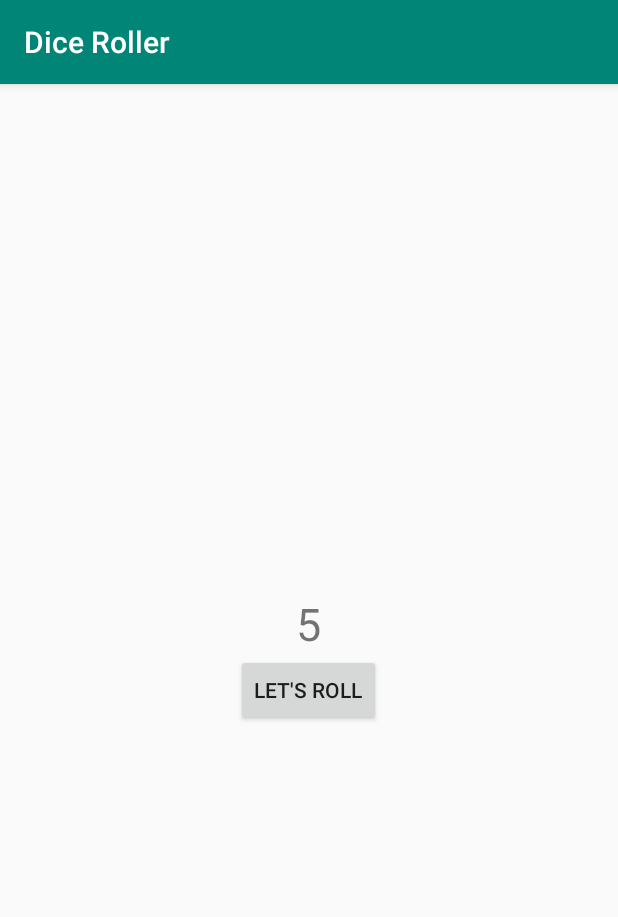
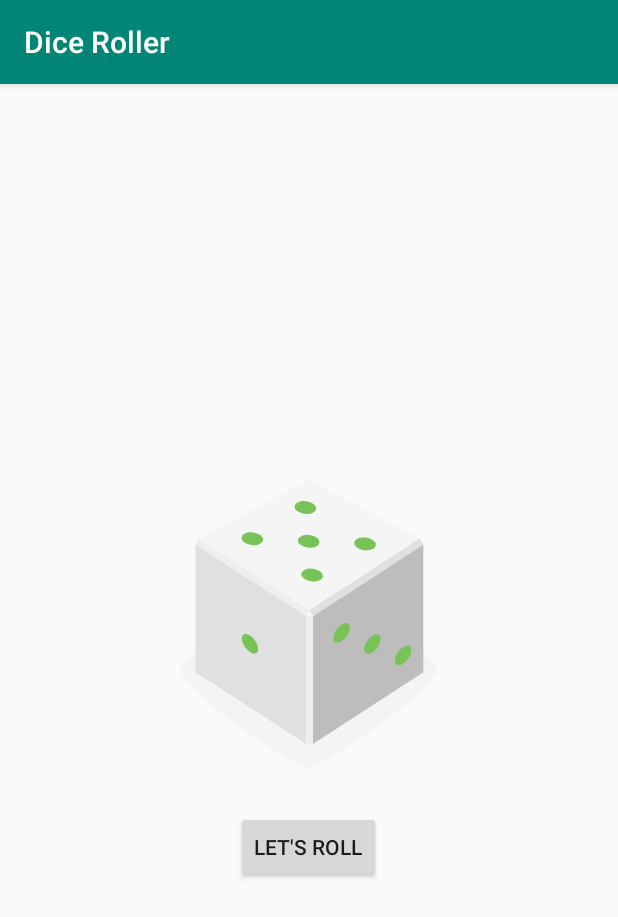
Before and after one commit to CherifD/DiceRoller, an Android app: the screen it shows after launch (MainActivity), after a tap on "LET'S ROLL", on a phone screen of 412 x 824 dp. Shown: the top 917 px of the screen. Run offline under Robolectric (Android 15) with nearby library versions, the phone set to English and light mode, and no system bars.

Commit message:
Complete exercise: 'Adding ImageView'

```diff
--- a/app/src/main/java/com/cherifcodes/diceroller/MainActivity.kt
+++ b/app/src/main/java/com/cherifcodes/diceroller/MainActivity.kt
@@ -22,6 +22,15 @@ class MainActivity : AppCompatActivity() {
 
     private fun rollDice() {
         val randomInt = Random().nextInt(6) + 1
-        result_textView.text = randomInt.toString()
+        val currentImage = when(randomInt) {
+            1 -> R.drawable.dice_1
+            2 -> R.drawable.dice_2
+            3 -> R.drawable.dice_3
+            4 -> R.drawable.dice_4
+            5 -> R.drawable.dice_5
+            else -> R.drawable.dice_6
+        }
+
+        dice_imageView.setImageResource(currentImage);
     }
 }
--- a/app/src/main/res/layout/activity_main.xml
+++ b/app/src/main/res/layout/activity_main.xml
@@ -8,12 +8,11 @@
         android:gravity="center"
         tools:context=".MainActivity">
 
-    <TextView
+    <ImageView
             android:layout_width="wrap_content"
             android:layout_height="wrap_content"
-            android:id="@+id/result_textView"
-            android:text="1"
-            android:textSize="30sp"/>
+            android:id="@+id/dice_imageView"
+            android:src="@drawable/dice_1"/>
     <Button
             android:layout_width="wrap_content"
             android:layout_height="wrap_content"
```
